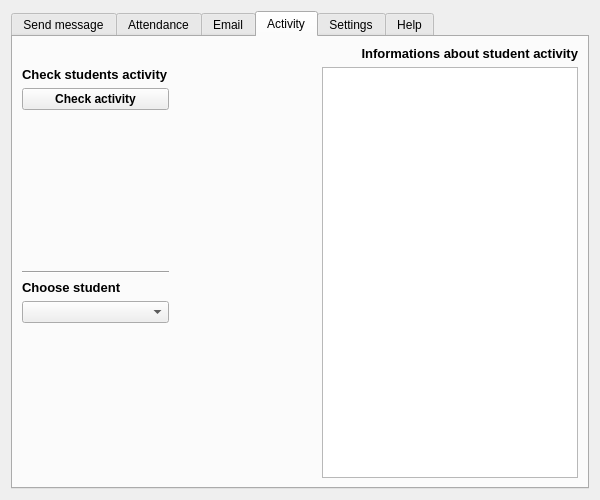
This is professor/profesor_gui.ui in wranidlo/broadcast_sender_receiver as Qt 5 draws it before an edit. The edited form follows.
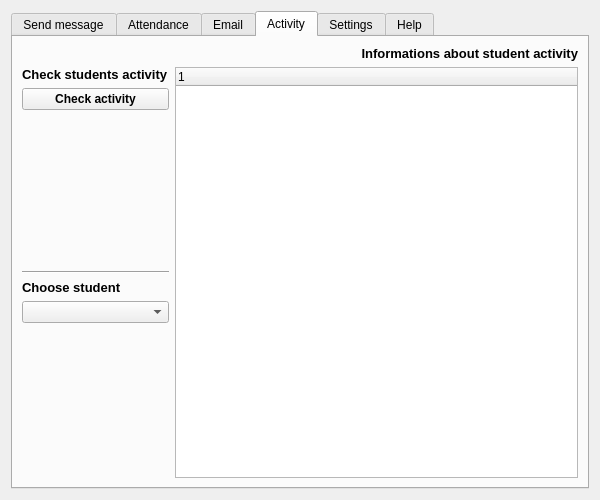
This is the edited form. The open tabs and pages were chosen to show the change.

Commit message: Activity as tree

The edit to the form file:
```diff
--- a/professor/profesor_gui.ui
+++ b/professor/profesor_gui.ui
@@ -566,20 +566,16 @@
          <item row="1" column="1">
           <layout class="QGridLayout" name="gridLayout_12">
            <item row="0" column="0">
-            <spacer name="horizontalSpacer">
-             <property name="orientation">
-              <enum>Qt::Horizontal</enum>
-             </property>
-             <property name="sizeHint" stdset="0">
-              <size>
-               <width>40</width>
-               <height>20</height>
-              </size>
-             </property>
-            </spacer>
-           </item>
-           <item row="0" column="1">
-            <widget class="QListWidget" name="list_widget_activity"/>
+            <widget class="QTreeWidget" name="tree_widget_activity">
+             <attribute name="headerHighlightSections">
+              <bool>true</bool>
+             </attribute>
+             <column>
+              <property name="text">
+               <string notr="true">1</string>
+              </property>
+             </column>
+            </widget>
            </item>
           </layout>
          </item>
```
The commit also changes 3 other files.
